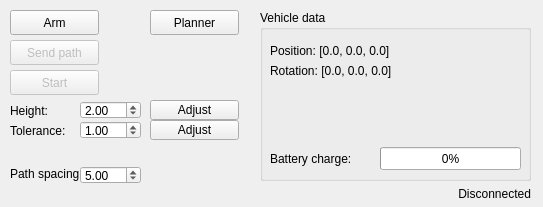
Lukerrr/airmon-control, file ui/user_interface.ui: the form before one commit.
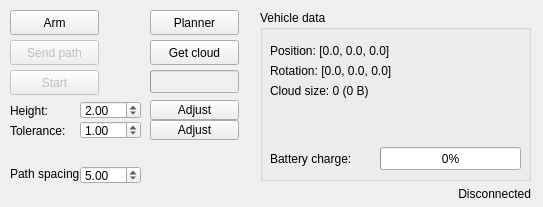
The form after the commit.

Commit message: Added data download to UI

```diff
--- a/ui/user_interface.ui
+++ b/ui/user_interface.ui
@@ -70,6 +70,19 @@
       <string>Rotation: [0.0, 0.0, 0.0]</string>
      </property>
     </widget>
+    <widget class="QLabel" name="droneStateData">
+     <property name="geometry">
+      <rect>
+       <x>10</x>
+       <y>70</y>
+       <width>251</width>
+       <height>21</height>
+      </rect>
+     </property>
+     <property name="text">
+      <string>Cloud size: 0 (0 B)</string>
+     </property>
+    </widget>
     <widget class="QLabel" name="chargeLabel">
      <property name="enabled">
       <bool>true</bool>
@@ -326,6 +339,44 @@
      <double>5.000000000000000</double>
     </property>
    </widget>
+    <widget class="QPushButton" name="getAirSensBtn">
+    <property name="enabled">
+     <bool>true</bool>
+    </property>
+    <property name="geometry">
+     <rect>
+      <x>150</x>
+      <y>40</y>
+      <width>89</width>
+      <height>25</height>
+     </rect>
+    </property>
+    <property name="text">
+     <string>Get cloud</string>
+    </property>
+   </widget>
+   <widget class="QProgressBar" name="airSensDownloadBar">
+    <property name="enabled">
+     <bool>false</bool>
+    </property>
+    <property name="geometry">
+     <rect>
+      <x>150</x>
+      <y>70</y>
+      <width>89</width>
+      <height>23</height>
+     </rect>
+    </property>
+    <property name="autoFillBackground">
+     <bool>true</bool>
+    </property>
+    <property name="value">
+     <number>0</number>
+    </property>
+    <property name="textVisible">
+     <bool>false</bool>
+    </property>
+   </widget>
   </widget>
   <action name="actionaa">
    <property name="text">
```
The commit also changes 5 other files.
